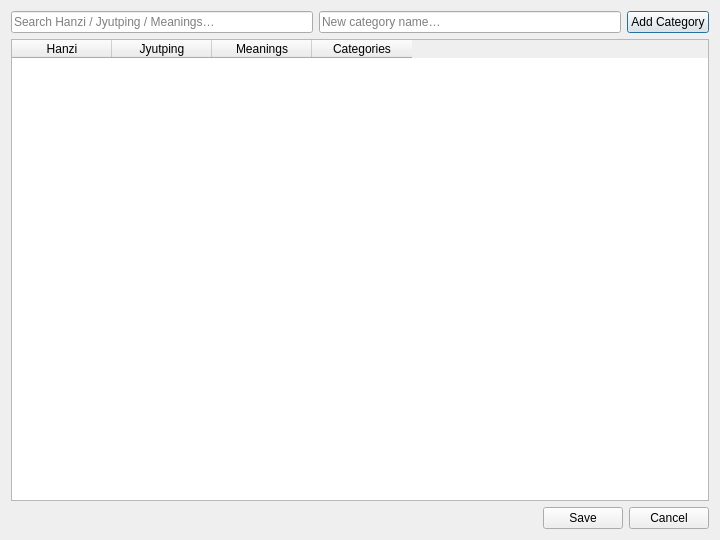
This is ui/edit_categories.ui in brownidj/learn_canto_0-1 as Qt 5 draws it before an edit. The edited form follows.
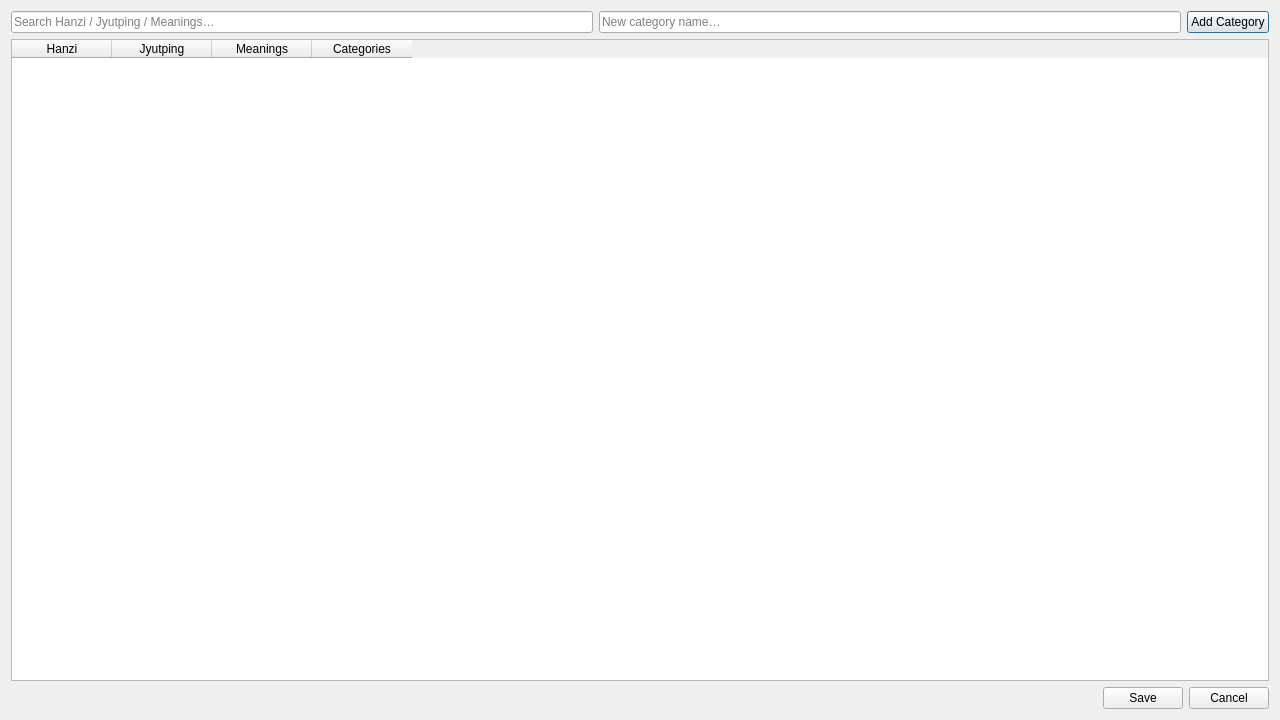
This is the edited form.

```diff
--- a/ui/edit_categories.ui
+++ b/ui/edit_categories.ui
@@ -5,10 +5,18 @@
   <property name="windowTitle">
    <string>Edit Categories</string>
   </property>
+     <property name="geometry">
+         <rect>
+             <x>0</x>
+             <y>0</y>
+             <width>1280</width>
+             <height>720</height>
+         </rect>
+     </property>
   <property name="minimumSize">
    <size>
-    <width>720</width>
-    <height>540</height>
+    <width>1280</width>
+    <height>720</height>
    </size>
   </property>
   <layout class="QVBoxLayout" name="verticalLayoutRoot">
```
